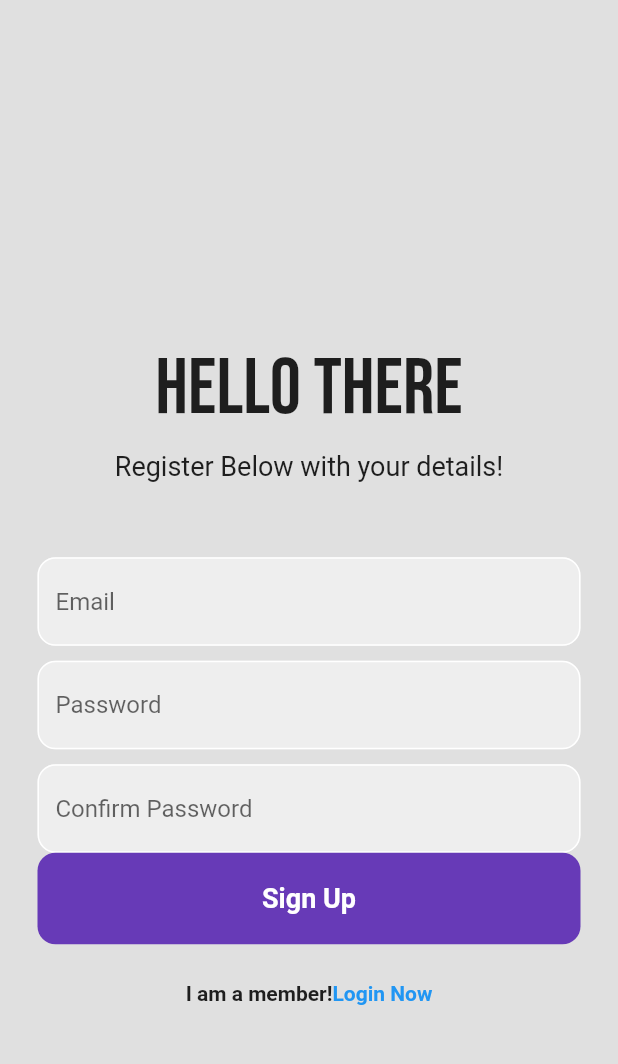
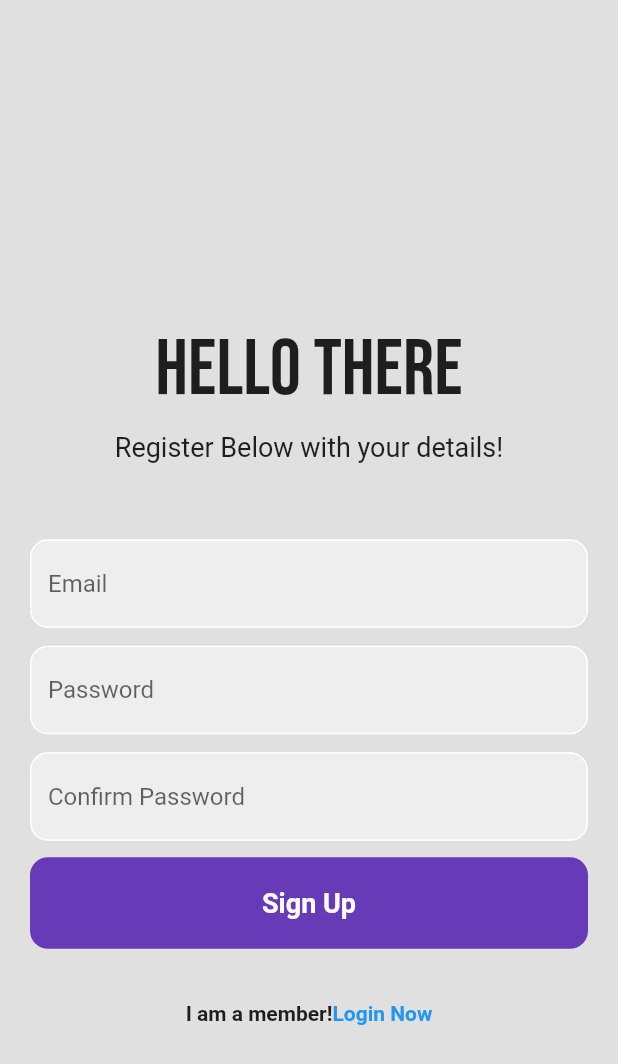
Before and after one commit to IlyasHere/StudyGetx, a Flutter app: the screen it shows after launch, after a tap on "Register now", on a phone screen of 412 x 824 dp. Shown: the top 1064 px of the screen. Run offline on Flutter 3.47's test engine with Material 2 defaults, Android fonts, the phone set to English and light mode, and no system bars; our stand-ins replace cloud_firestore, firebase_auth, firebase_core, firebase_messaging, flutter_local_notifications, get and 1 more; accounts and stored records are empty; network calls fail.

Commit message:
[BN] Login & Register responsive

```diff
--- a/lib/auth/login_page.dart
+++ b/lib/auth/login_page.dart
@@ -14,11 +14,10 @@ class _LoginPageState extends State<LoginPage> {
   final _emailController = TextEditingController();
   final _passwordController = TextEditingController();
 
-  Future signIn() async{
+  Future signIn() async {
     await FirebaseAuth.instance.signInWithEmailAndPassword(
         email: _emailController.text.trim(),
-        password: _passwordController.text.trim()
-    );
+        password: _passwordController.text.trim());
   }
 
   @override
@@ -30,6 +29,7 @@ class _LoginPageState extends State<LoginPage> {
 
   @override
   Widget build(BuildContext context) {
+    final currentWidth = MediaQuery.of(context).size.width;
     return Scaffold(
       backgroundColor: Colors.grey[300],
       body: SafeArea(
@@ -59,8 +59,12 @@ class _LoginPageState extends State<LoginPage> {
               ),
 
               // Email Textfield
-              Padding(
-                padding: const EdgeInsets.symmetric(horizontal: 25.0),
+              SizedBox(
+                child: Padding(
+                  padding: EdgeInsets.symmetric(
+                    horizontal: currentWidth > 600 ? 150 : 20,
+                    vertical: 1,
+                  ),
                   child: Container(
                     decoration: BoxDecoration(
                       color: Colors.grey[200],
@@ -79,13 +83,41 @@ class _LoginPageState extends State<LoginPage> {
                     ),
                   ),
                 ),
+              ),
               SizedBox(
                 height: 10,
               ),
 
               // Password Textfield
-              Padding(
-                padding: const EdgeInsets.symmetric(horizontal: 25.0),
+              // Padding(
+              //   padding: const EdgeInsets.symmetric(horizontal: 25.0),
+              //   child: Expanded(
+              //     child: Container(
+              //       decoration: BoxDecoration(
+              //         color: Colors.grey[200],
+              //         border: Border.all(color: Colors.white),
+              //         borderRadius: BorderRadius.circular(15),
+              //       ),
+              //       child: Padding(
+              //         padding: const EdgeInsets.only(left: 20.0),
+              //         child: TextField(
+              //           controller: _passwordController,
+              //           obscureText: true,
+              //           decoration: InputDecoration(
+              //             border: InputBorder.none,
+              //             hintText: 'Password',
+              //           ),
+              //         ),
+              //       ),
+              //     ),
+              //   ),
+              // ),
+              SizedBox(
+                child: Padding(
+                  padding: EdgeInsets.symmetric(
+                    horizontal: currentWidth > 600 ? 150 : 20,
+                    vertical: 1,
+                  ),
                   child: Container(
                     decoration: BoxDecoration(
                       color: Colors.grey[200],
@@ -105,13 +137,17 @@ class _LoginPageState extends State<LoginPage> {
                     ),
                   ),
                 ),
+              ),
               SizedBox(
                 height: 10,
               ),
 
               // Login Button
               Padding(
-                padding: const EdgeInsets.symmetric(horizontal: 25.0),
+                padding: EdgeInsets.symmetric(
+                  horizontal: currentWidth > 600 ? 200 : 20,
+                  vertical: 10,
+                ),
                 child: GestureDetector(
                   onTap: signIn,
                   child: Container(
--- a/lib/auth/register_page.dart
+++ b/lib/auth/register_page.dart
@@ -16,7 +16,6 @@ class RegisterPage extends StatefulWidget {
 }
 
 class _RegisterPageState extends State<RegisterPage> {
-
   final _emailController = TextEditingController();
   final _passwordController = TextEditingController();
   final _confirmpasswordController = TextEditingController();
@@ -28,17 +27,17 @@ class _RegisterPageState extends State<RegisterPage> {
     super.dispose();
   }
 
-  Future signUp() async{
-    if (passwordConfirmed()){
+  Future signUp() async {
+    if (passwordConfirmed()) {
       await FirebaseAuth.instance.createUserWithEmailAndPassword(
           email: _emailController.text.trim(),
-     password: _passwordController.text.trim()
-     );
+          password: _passwordController.text.trim());
     }
   }
+
   bool passwordConfirmed() {
     if (_passwordController.text.trim() ==
-     _confirmpasswordController.text.trim()){
+        _confirmpasswordController.text.trim()) {
       return true;
     } else {
       return false;
@@ -46,6 +45,7 @@ class _RegisterPageState extends State<RegisterPage> {
   }
 
   Widget build(BuildContext context) {
+    final currentWidth = MediaQuery.of(context).size.width;
     return Scaffold(
       backgroundColor: Colors.grey[300],
       body: SafeArea(
@@ -72,7 +72,10 @@ class _RegisterPageState extends State<RegisterPage> {
 
                 //email textfield
                 Padding(
-                padding:const EdgeInsets.symmetric(horizontal: 25.0 ),
+                  padding: EdgeInsets.symmetric(
+                    horizontal: currentWidth > 600 ? 200 : 20,
+                    vertical: 1,
+                  ),
                   child: TextField(
                     controller: _emailController,
                     decoration: InputDecoration(
@@ -88,13 +91,16 @@ class _RegisterPageState extends State<RegisterPage> {
                       fillColor: Colors.grey[200],
                       filled: true,
                     ),
-                ) ,
+                  ),
                 ),
 
                 SizedBox(height: 10),
                 //password textfield
                 Padding(
-                padding:const EdgeInsets.symmetric(horizontal: 25.0 ),
+                  padding: EdgeInsets.symmetric(
+                    horizontal: currentWidth > 600 ? 200 : 20,
+                    vertical: 1,
+                  ),
                   child: TextField(
                     obscureText: true,
                     controller: _passwordController,
@@ -111,13 +117,16 @@ class _RegisterPageState extends State<RegisterPage> {
                       fillColor: Colors.grey[200],
                       filled: true,
                     ),
-                ) ,
+                  ),
                 ),
                 SizedBox(height: 10),
 
                 // confirm password textfield
                 Padding(
-                padding:const EdgeInsets.symmetric(horizontal: 25.0 ),
+                  padding: EdgeInsets.symmetric(
+                    horizontal: currentWidth > 600 ? 200 : 20,
+                    vertical: 1,
+                  ),
                   child: TextField(
                     obscureText: true,
                     controller: _confirmpasswordController,
@@ -134,12 +143,15 @@ class _RegisterPageState extends State<RegisterPage> {
                       fillColor: Colors.grey[200],
                       filled: true,
                     ),
-                ) ,
+                  ),
                 ),
 
                 //Sign in button
                 Padding(
-                    padding:const EdgeInsets.symmetric(horizontal: 25.0),
+                  padding: EdgeInsets.symmetric(
+                    horizontal: currentWidth > 600 ? 200 : 20,
+                    vertical: 10,
+                  ),
                   child: GestureDetector(
                     onTap: signUp,
                     child: Container(
@@ -165,9 +177,7 @@ class _RegisterPageState extends State<RegisterPage> {
 
                 //not a member? register now
 
-                  Row(
-                    mainAxisAlignment: MainAxisAlignment.center,
-                    children:[
+                Row(mainAxisAlignment: MainAxisAlignment.center, children: [
                   Text(
                     'I am a member!',
                     style: TextStyle(
@@ -184,8 +194,7 @@ class _RegisterPageState extends State<RegisterPage> {
                       ),
                     ),
                   )
-                    ]
-                  )
+                ])
               ],
             ),
           ),
```
Also changed, not shown: pubspec.lock. Lines whose indentation alone changed are shown as unchanged.
